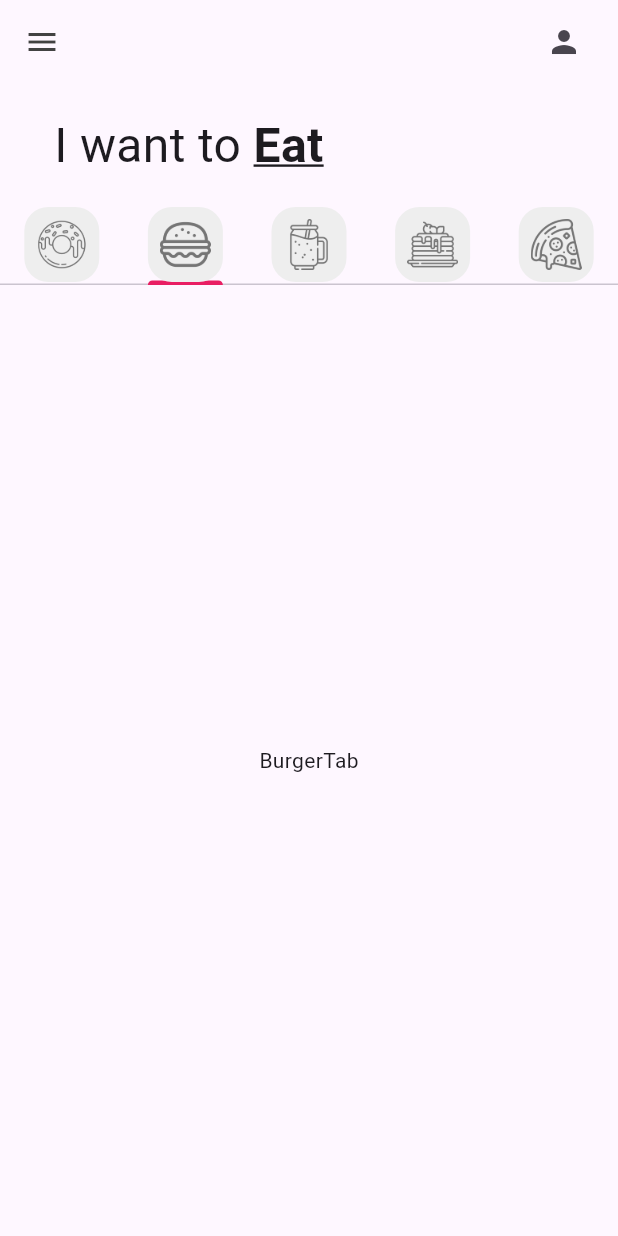
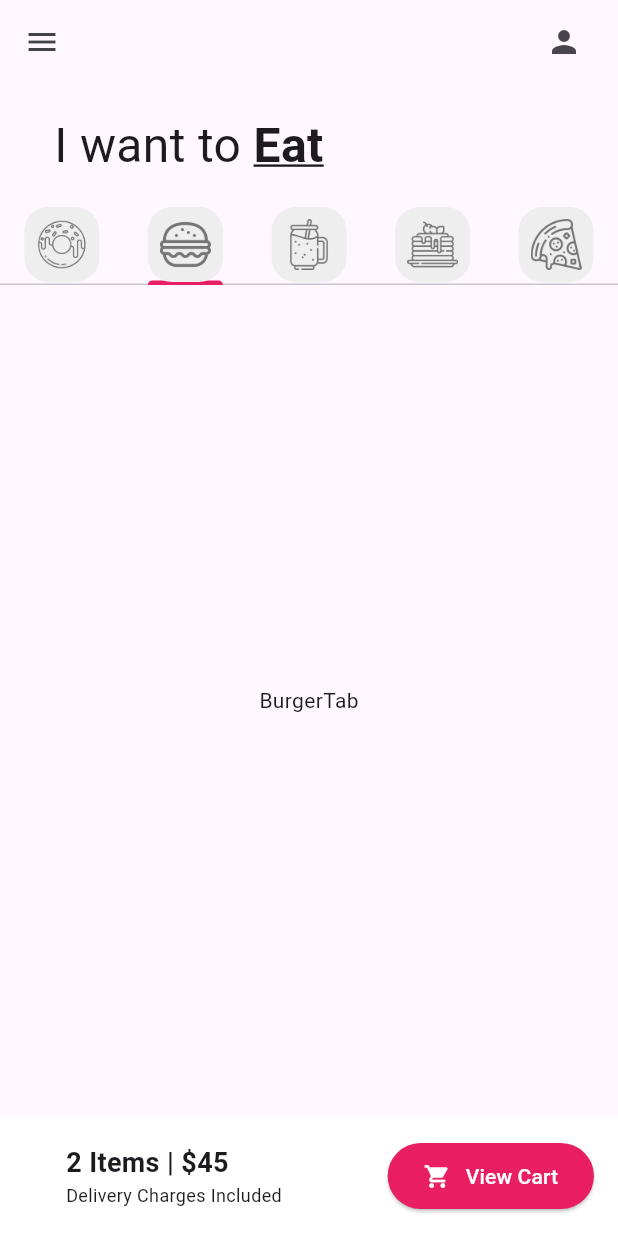
Before and after one commit to Roxulu67/donut_app_2c_tovar, a Flutter app: the screen it shows after launch, tab 2 chosen, on a phone screen of 412 x 824 dp. Run offline on Flutter 3.47's test engine with Material 3 defaults, Android fonts, the phone set to English and light mode, and no system bars.

Commit message:
UI finished

```diff
--- a/lib/pages/home_page.dart
+++ b/lib/pages/home_page.dart
@@ -78,10 +78,61 @@ class _HomePageState extends State<HomePage> {
 
                  ],)
 
-            )
-            //Carrito
-          ],
-        )),
-    );
-  }
+
+            ),
+             //Carrito
+             Container(
+               color: Colors.white,
+               padding: const EdgeInsets.all(16),
+               child: Row(
+                //Esto alinea los elementos a los extremos
+                 mainAxisAlignment: MainAxisAlignment.spaceBetween,
+                 children:[
+                   Padding(
+                     padding: const EdgeInsets.only(left: 28),
+                     child: Column(
+                       //Alinear horizontalmente una columna
+                       crossAxisAlignment: CrossAxisAlignment.start,
+                       children: [
+                         const Text('2 Items | \$45',
+                         style: TextStyle(
+                           fontSize: 18, fontWeight: FontWeight.bold),
+                         ),
+                         const Text(
+                           'Delivery Charges Included',
+                           style: TextStyle(
+                             fontSize: 12),
+                         ),
+                       ],
+                     ),
+                   ),
+                   ElevatedButton(
+                           onPressed: () {},
+                           style: ElevatedButton.styleFrom(
+                               backgroundColor: Colors.pink,
+                               padding: EdgeInsets.symmetric(
+                                 horizontal: 24, vertical: 12)),
+                           child: const Row(
+                             children: [
+                              Icon(
+                                Icons.shopping_cart,
+                                color: Colors.white,
+                              ),
+                              SizedBox(
+                                width:10,
+                              ),
+                              Text(
+                                 'View Cart',
+                                 style: TextStyle(color: Colors.white)                          ),
+                             ],
+                           )),
+                 ],
+               ),
+
+             )
+
+           ],
+         )),
+     );
+   }
 }
```
Also changed, not shown: lib/utils/donut_tile.dart (+65 -55 lines).
